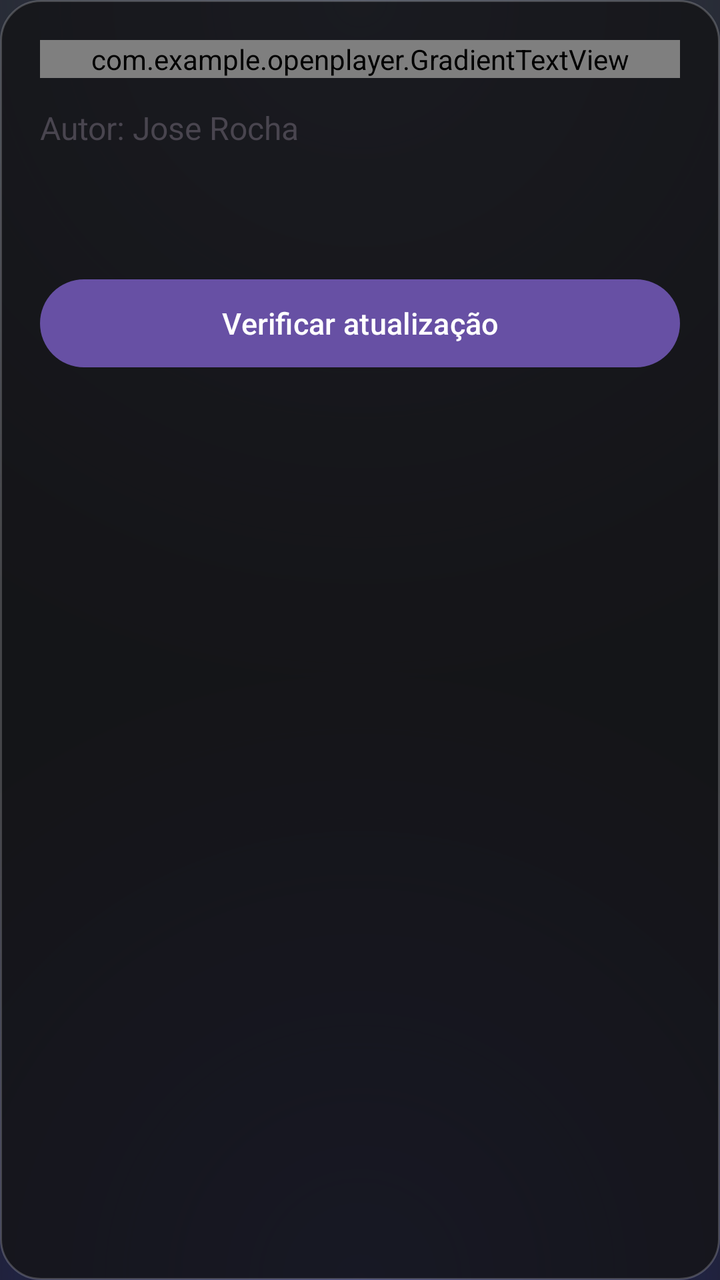
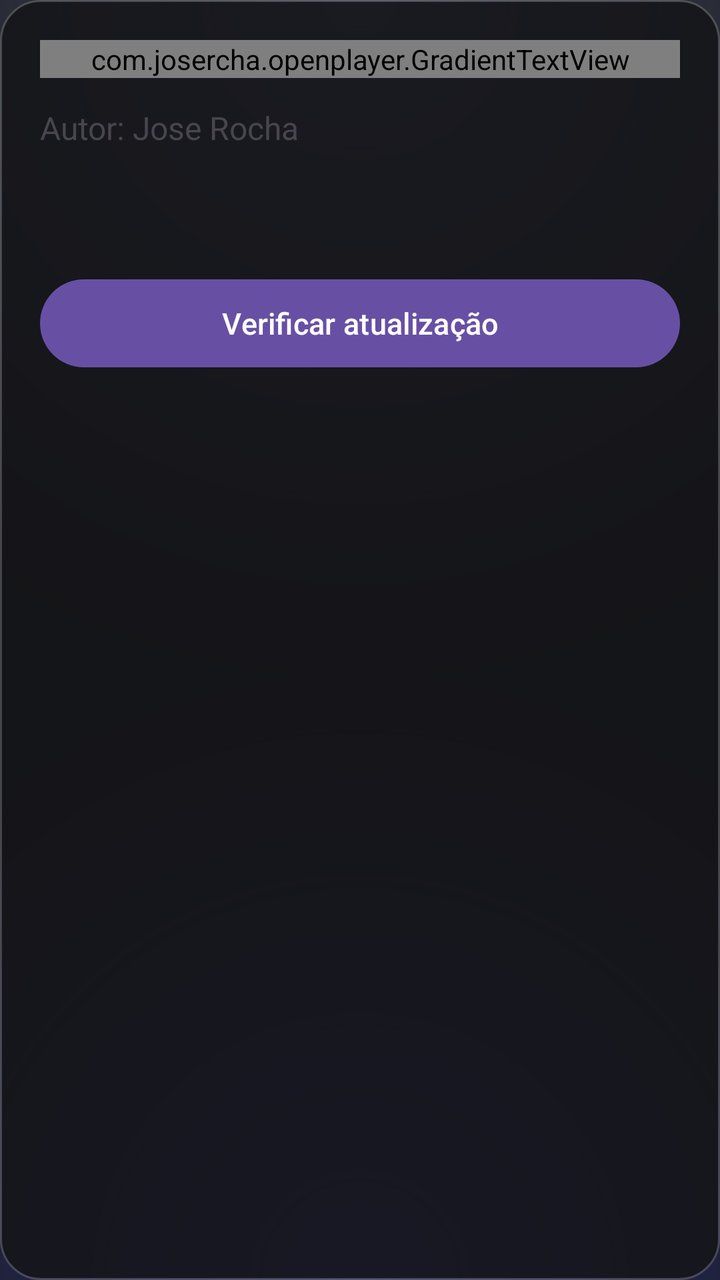

Two renders of the same Android screen: before a commit and after it. Below are the layout's source before the change and the commit's diff.
<!-- AndroidManifest.xml: application theme Theme.OpenPlayer -->
<!-- res/layout/dialog_about.xml -->
<?xml version="1.0" encoding="utf-8"?>
<LinearLayout xmlns:android="http://schemas.android.com/apk/res/android"
    android:layout_width="match_parent"
    android:layout_height="wrap_content"
    android:background="@drawable/bg_menu_panel"
    android:orientation="vertical"
    android:padding="20dp">

    <com.example.openplayer.GradientTextView
        android:layout_width="match_parent"
        android:layout_height="wrap_content"
        android:text="@string/about_title"
        android:textSize="22sp"
        android:textStyle="bold" />

    <TextView
        android:layout_width="match_parent"
        android:layout_height="wrap_content"
        android:layout_marginTop="14dp"
        android:text="@string/about_author"
        android:textSize="16sp" />

    <TextView
        android:id="@+id/aboutLink"
        android:layout_width="match_parent"
        android:layout_height="wrap_content"
        android:layout_marginTop="12dp"
        android:background="?attr/selectableItemBackground"
        android:paddingVertical="6dp"
        android:textColor="?attr/colorPrimary"
        android:textSize="14sp" />

    <Button
        android:id="@+id/btnCheckUpdate"
        android:layout_width="match_parent"
        android:layout_height="52dp"
        android:layout_marginTop="18dp"
        android:text="@string/about_check"
        android:textAllCaps="false"
        android:textSize="15sp" />
</LinearLayout>
<!-- resources referenced by this layout -->
<resources>
  <!-- drawable bg_menu_panel (drawable) -->
  <shape xmlns:android="http://schemas.android.com/apk/res/android" android:shape="rectangle">
      <solid android:color="#D9141418" />
      <corners android:radius="20dp" />
      <stroke android:width="1dp" android:color="#33FFFFFF" />
  </shape>
  <string name="about_author">Autor: Jose Rocha</string>
  <string name="about_check">Verificar atualização</string>
  <string name="about_title">Android.OpenPlayer</string>
  <style name="Theme.OpenPlayer" parent="Theme.Material3.DayNight.NoActionBar">
          <item name="android:colorBackground">@color/app_bg</item>
          <item name="android:windowBackground">@drawable/base_bg</item>
          <item name="android:statusBarColor">@android:color/transparent</item>
          <item name="android:navigationBarColor">@android:color/transparent</item>
          <item name="android:windowLightStatusBar">false</item>
      </style>
  <color name="app_bg">#0B0B0E</color>
  <!-- drawable base_bg (drawable) -->
  <?xml version="1.0" encoding="utf-8"?>
  <layer-list xmlns:android="http://schemas.android.com/apk/res/android">
      <item>
          <shape android:shape="rectangle">
              <solid android:color="#17181D" />
          </shape>
      </item>
      
      <item>
          <shape android:shape="rectangle">
              <gradient
                  android:centerX="0.5"
                  android:centerY="0.0"
                  android:endColor="#00000000"
                  android:gradientRadius="95%p"
                  android:startColor="#3A4152"
                  android:type="radial" />
          </shape>
      </item>
      
      <item>
          <shape android:shape="rectangle">
              <gradient
                  android:centerX="0.5"
                  android:centerY="1.0"
                  android:endColor="#00000000"
                  android:gradientRadius="85%p"
                  android:startColor="#2B2F6B"
                  android:type="radial" />
          </shape>
      </item>
  </layer-list>
</resources>

<!-- the commit's change to res/layout/dialog_about.xml (unified diff, before → after) -->
@@ -6,7 +6,7 @@
     android:orientation="vertical"
     android:padding="20dp">
 
-    <com.example.openplayer.GradientTextView
+    <com.josercha.openplayer.GradientTextView
         android:layout_width="match_parent"
         android:layout_height="wrap_content"
         android:text="@string/about_title"
